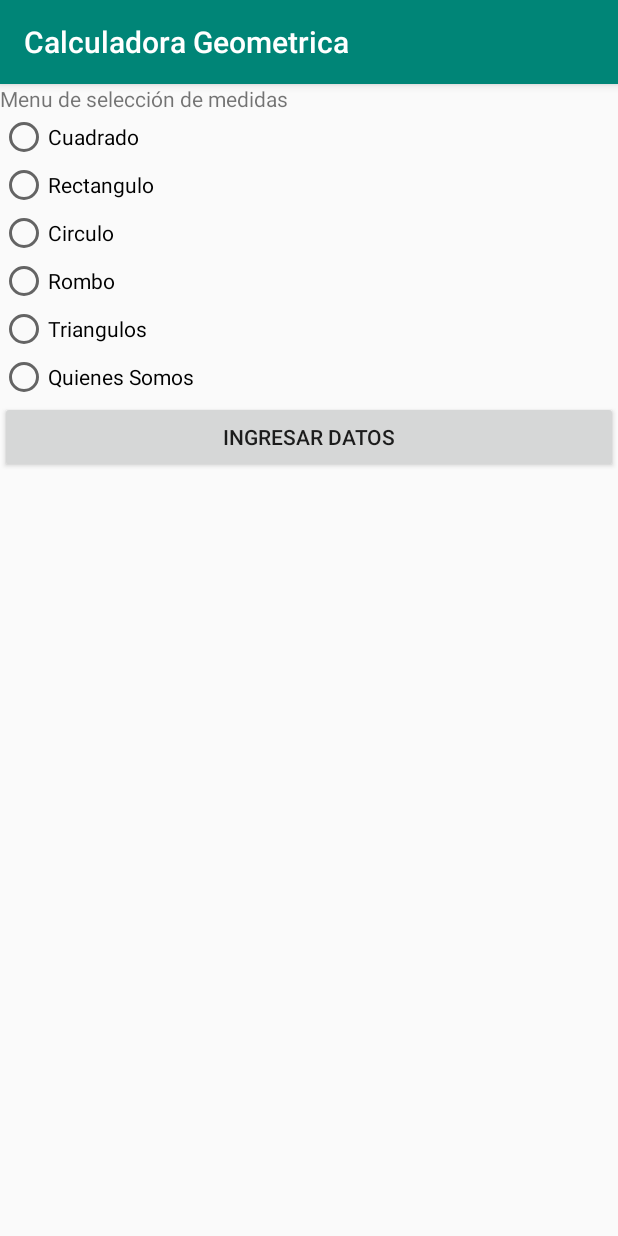
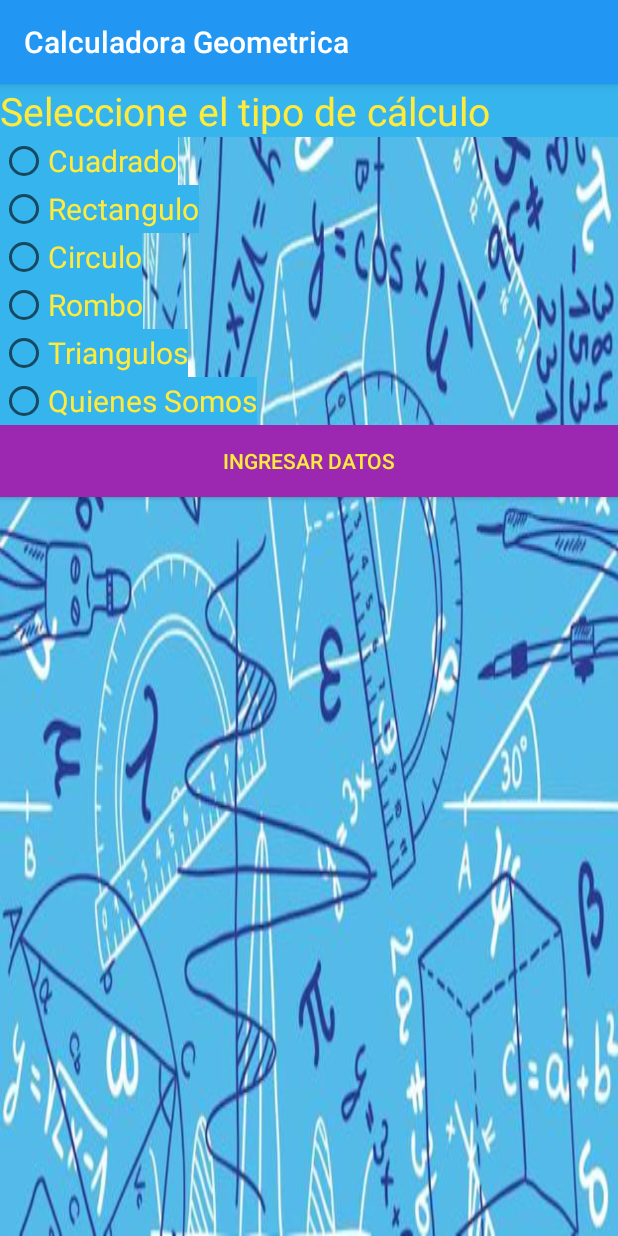
Before and after one commit to cristoferss/GeoCalculadora, an Android app: the screen it shows after launch (MainActivity), on a phone screen of 412 x 824 dp. Run offline under Robolectric (Android 15) with nearby library versions, the phone set to English and light mode, and no system bars.

Commit message:
Estilos y colores

```diff
--- a/app/src/main/res/layout/activity_main.xml
+++ b/app/src/main/res/layout/activity_main.xml
@@ -6,30 +6,43 @@
     android:layout_width="match_parent"
     android:layout_height="match_parent"
     android:orientation="vertical"
+    android:background="@drawable/geofigura"
     tools:context=".MainActivity">
 
     <TextView
         android:id="@+id/textView"
         android:layout_width="match_parent"
         android:layout_height="wrap_content"
-        android:text="@string/TextView_Calculadora_Geometrica" />
+        android:background="@color/colorAzul"
+        android:text="@string/TextViewMenu"
+        android:textColor="@color/colorAmarillo"
+        android:textSize="26sp" />
 
     <RadioGroup
         android:layout_width="match_parent"
-        android:layout_height="wrap_content" >
+        android:layout_height="wrap_content"
+        >
 
         <RadioButton
             android:id="@+id/rbCuadrado"
             android:layout_width="wrap_content"
             android:layout_height="wrap_content"
             android:layout_weight="1"
-            android:text="@string/RadioButtonCuadrado" />
+            android:checked="false"
+            android:text="@string/RadioButtonCuadrado"
+            android:textColor="@color/colorAmarillo"
+            android:background="@color/colorAzul"
+            android:textSize="20sp"
+            android:visibility="visible" />
 
         <RadioButton
             android:id="@+id/rbRectangulo"
             android:layout_width="wrap_content"
             android:layout_height="wrap_content"
             android:layout_weight="1"
+            android:textColor="@color/colorAmarillo"
+            android:background="@color/colorAzul"
+            android:textSize="20sp"
             android:text="@string/RadioButtonRectangulo" />
 
         <RadioButton
@@ -37,6 +50,9 @@
             android:layout_width="wrap_content"
             android:layout_height="wrap_content"
             android:layout_weight="1"
+            android:textColor="@color/colorAmarillo"
+            android:background="@color/colorAzul"
+            android:textSize="20sp"
             android:text="@string/RadioButtonCirculo" />
 
         <RadioButton
@@ -44,6 +60,9 @@
             android:layout_width="wrap_content"
             android:layout_height="wrap_content"
             android:layout_weight="1"
+            android:textColor="@color/colorAmarillo"
+            android:background="@color/colorAzul"
+            android:textSize="20sp"
             android:text="@string/RadioButtonRombo" />
 
         <RadioButton
@@ -51,19 +70,33 @@
             android:layout_width="wrap_content"
             android:layout_height="wrap_content"
             android:layout_weight="1"
+            android:textColor="@color/colorAmarillo"
+            android:background="@color/colorAzul"
+            android:textSize="20sp"
             android:text="@string/RadioButtonTriangulos" />
         <RadioButton
             android:id="@+id/rbSomos"
             android:layout_width="wrap_content"
             android:layout_height="wrap_content"
             android:layout_weight="1"
+            android:textColor="@color/colorAmarillo"
+            android:background="@color/colorAzul"
+            android:textSize="20sp"
             android:text="@string/RadioButtonSomos" />
     </RadioGroup>
+<LinearLayout
+    android:layout_width="match_parent"
+    android:layout_height="match_parent">
 
     <Button
         android:id="@+id/btnSeleccion"
         android:layout_width="match_parent"
         android:layout_height="wrap_content"
-        android:text="@string/ButtonIrAseleccion" />
+        android:background="@color/colorVioleta"
+        android:text="@string/ButtonIrAseleccion"
+        android:textColor="@color/colorAmarillo" />
 
 </LinearLayout>
+
+
+</LinearLayout>
--- a/app/src/main/res/values/colors.xml
+++ b/app/src/main/res/values/colors.xml
@@ -1,6 +1,10 @@
 <?xml version="1.0" encoding="utf-8"?>
 <resources>
-    <color name="colorPrimary">#008577</color>
+    <color name="colorPrimary">#2196F3</color>
     <color name="colorPrimaryDark">#00574B</color>
     <color name="colorAccent">#D81B60</color>
+    <color name="colorRojo">#FF3333</color>
+    <color name="colorAzul">#36B4EE</color>
+    <color name="colorAmarillo">#FFEB3B</color>
+    <color name="colorVioleta">#9C27B0</color>
 </resources>
--- a/app/src/main/res/values/strings.xml
+++ b/app/src/main/res/values/strings.xml
@@ -15,6 +15,7 @@
     <string name="TextView_CalcularTriangulos">Calcular Triangulos</string>
     <string name="TextView_CalcularCirculo">Calcular Circulo</string>
     <string name="TextViewResultado">Resultado</string>
+    <string name="TextViewMenu">Seleccione el tipo de cálculo</string>
     <string name="RadioButtonCuadrado">Cuadrado</string>
     <string name="RadioButtonRectangulo">Rectangulo</string>
     <string name="RadioButtonCirculo">Circulo</string>
@@ -32,4 +33,5 @@
     <string name="EditTextPerimetro">Perimetro</string>
     <string name="EditTextSemiPerimetro">SemiPerimetro</string>
     <string name="EditTextPerimetroLongitud">Perimetro (Longitud)</string>
+
 </resources>
```
Also changed, not shown: app/src/main/res/drawable/geofigura.jpg (added).
